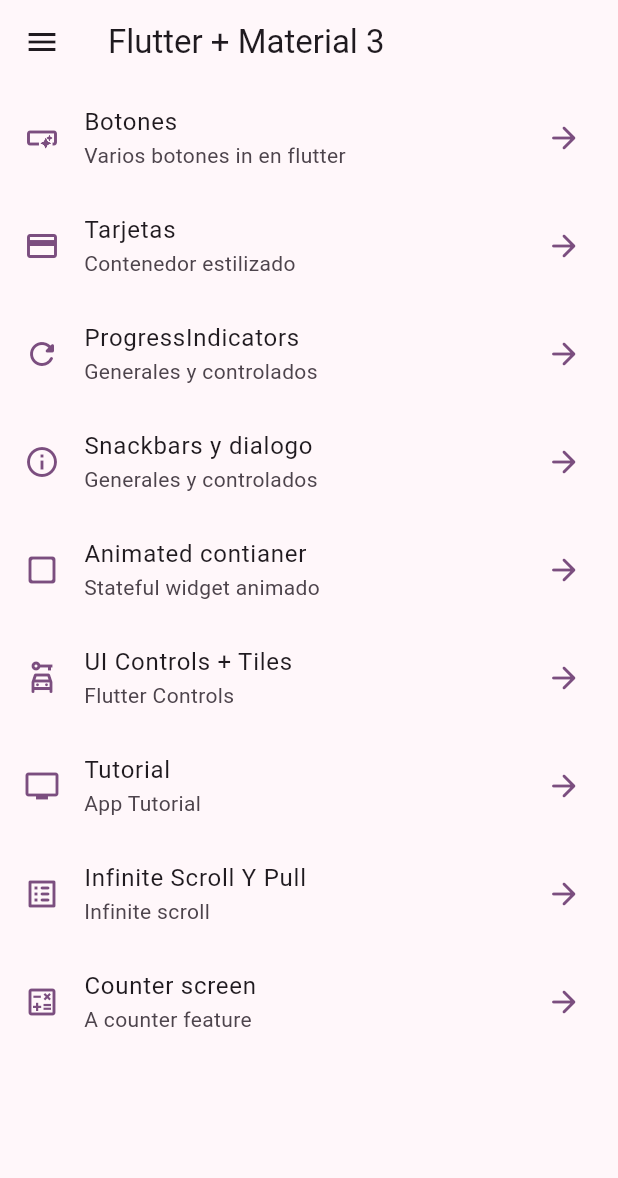
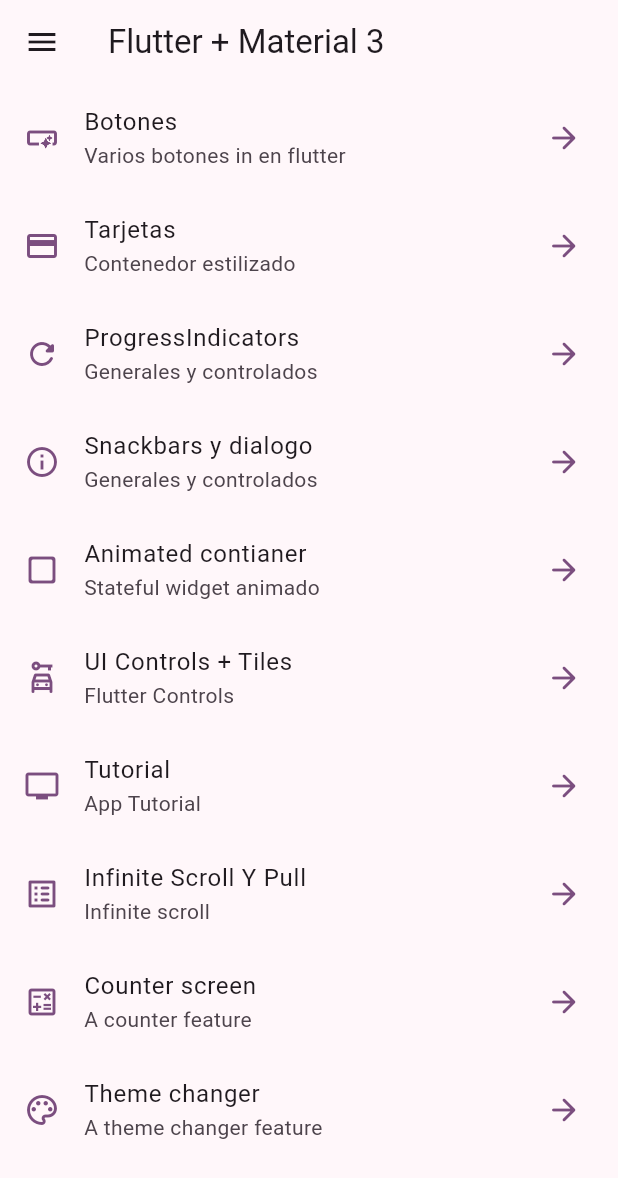
Before and after one commit to locojuhi/widgets_app, a Flutter app: the screen it shows after launch, on a phone screen of 412 x 824 dp. Shown: the top 1178 px of the screen. Run offline on Flutter 3.47's test engine with Material 3 defaults, Android fonts, the phone set to English and light mode, and no system bars; our stand-ins replace flutter_riverpod, go_router.

Commit message:
Video 163

```diff
--- a/lib/config/menu/menu_item.dart
+++ b/lib/config/menu/menu_item.dart
@@ -59,4 +59,9 @@ const appMenuItems = <MenuItem>[
       subTitle: 'A counter feature',
       icon: Icons.calculate_outlined,
       link: '/counter_screen'),
+  MenuItem(
+      title: 'Theme changer',
+      subTitle: 'A theme changer feature',
+      icon: Icons.color_lens_outlined,
+      link: '/theme_changer'),
 ];
--- a/lib/config/router/app_router.dart
+++ b/lib/config/router/app_router.dart
@@ -8,6 +8,7 @@ import 'package:widgets_app/presentations/screens/home/home_screen.dart';
 import 'package:widgets_app/presentations/screens/infinite_scroll/infinite_scroll_screen.dart';
 import 'package:widgets_app/presentations/screens/progress/progress_screen.dart';
 import 'package:widgets_app/presentations/screens/snackbar/snackbar_screen.dart';
+import 'package:widgets_app/presentations/screens/theme_changer/theme_changer.dart';
 import 'package:widgets_app/presentations/screens/ui_controls/ui_controls_screen.dart';
 
 final appRouter = GoRouter(initialLocation: '/', routes: [
@@ -51,4 +52,8 @@ final appRouter = GoRouter(initialLocation: '/', routes: [
       path: '/counter_screen',
       name: CounterScreen.routeName,
       builder: (context, state) => const CounterScreen()),
+  GoRoute(
+      path: '/theme_changer',
+      name: ThemeChanger.routeName,
+      builder: (context, state) => const ThemeChanger()),
 ]);
--- a/lib/presentations/providers/theme_provider.dart
+++ b/lib/presentations/providers/theme_provider.dart
@@ -1,3 +1,7 @@
 import 'package:flutter_riverpod/flutter_riverpod.dart';
+import 'package:widgets_app/config/theme/app_theme.dart';
 
 final isDarkModeBoolean = StateProvider<bool>((ref) => false);
+
+// Inmutable
+final colorListProvider = Provider((ref) => colorList);
```
Also changed, not shown: lib/presentations/screens/theme_changer/theme_changer.dart (added, +59 -0 lines).
